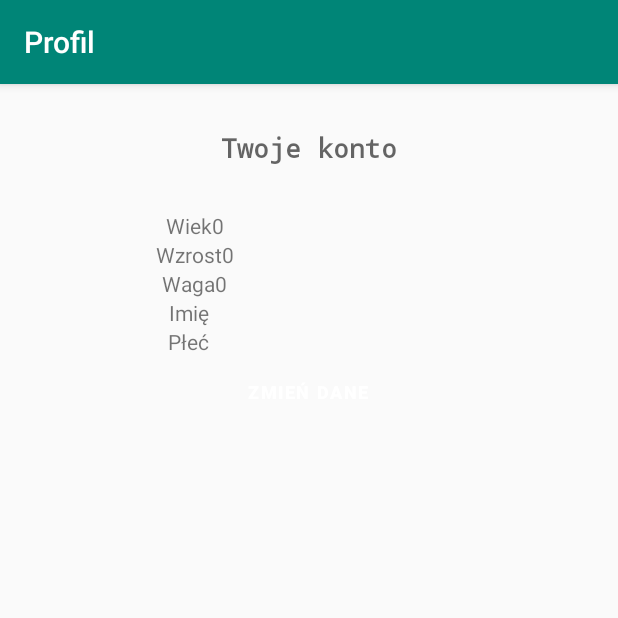
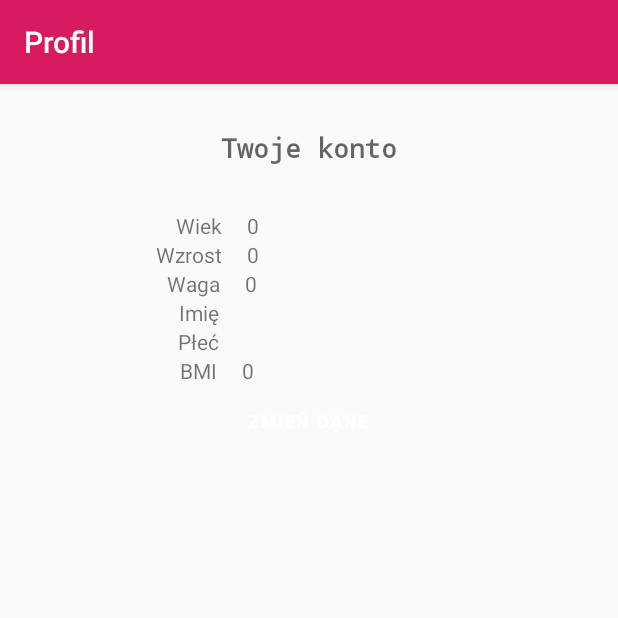
Before and after one commit to hyouka27/FitApps, an Android app: the UserActivity screen opened directly, with no data from a screen before it, on a phone screen of 412 x 824 dp, the top half of it. Run offline under Robolectric (Android 15) with nearby library versions, the phone set to English and light mode, and no system bars; our stand-ins replace Room's generated code.

Commit message:
Dodanie BMI

```diff
--- a/app/src/main/java/com/example/fitapps/UserActivity.kt
+++ b/app/src/main/java/com/example/fitapps/UserActivity.kt
@@ -22,6 +22,15 @@ class UserActivity : AppCompatActivity() {
         editAges.text=age[0].aGe.toString()
         val hight=db.getUserDao().getHight()
         editHeights.text=hight[0].aHight.toString()
+        val grosse=gross[0].gRoss.toString()
+        val grosseInt: Int=grosse.toInt()
+        val highte=hight[0].aHight.toString()
+        val hightInt: Int=highte.toInt()
+        //Przelicznik BMI, najpierw float
+        val bmi: Float=grosseInt.toFloat()/(hightInt.toFloat()/100*hightInt.toFloat()/100)
+        //Zmiana wyniku na Int
+        val bmiI: Int=bmi.toInt()
+        editBMI.text=bmiI.toString()
         btnsave.setOnClickListener {
             val intent = Intent(this, UserEditActivity::class.java)
             // start your next activity
--- a/app/src/main/res/layout/activity_user.xml
+++ b/app/src/main/res/layout/activity_user.xml
@@ -38,7 +38,7 @@
             android:layout_width="wrap_content"
             android:layout_height="wrap_content"
             android:layout_weight="1"
-            android:text="Wiek"
+            android:text="    Wiek"
             android:textAlignment="viewStart" />
 
         <TextView
@@ -46,7 +46,8 @@
             android:layout_width="wrap_content"
             android:layout_height="wrap_content"
             android:layout_weight="1"
-            android:ems="10" />
+            android:ems="10"
+            android:paddingLeft="25px" />
     </LinearLayout>
 
     <LinearLayout
@@ -65,7 +66,8 @@
             android:layout_width="wrap_content"
             android:layout_height="wrap_content"
             android:layout_weight="1"
-            android:ems="10"/>
+            android:ems="10"
+            android:paddingLeft="25px"/>
     </LinearLayout>
 
     <LinearLayout
@@ -77,14 +79,15 @@
             android:layout_width="wrap_content"
             android:layout_height="wrap_content"
             android:layout_weight="1"
-            android:text="Waga" />
+            android:text="  Waga" />
 
         <TextView
             android:id="@+id/editGrosss"
             android:layout_width="wrap_content"
             android:layout_height="wrap_content"
             android:layout_weight="1"
-            android:ems="10" />
+            android:ems="10"
+            android:paddingLeft="25px"/>
     </LinearLayout>
 
     <LinearLayout
@@ -96,17 +99,39 @@
             android:layout_width="wrap_content"
             android:layout_height="wrap_content"
             android:layout_weight="1"
-            android:text="Imię" />
+            android:text="    Imię" />
 
         <TextView
             android:id="@+id/editNames"
             android:layout_width="wrap_content"
             android:layout_height="wrap_content"
             android:layout_weight="1"
-            android:ems="10" />
+            android:ems="10"
+            android:paddingLeft="25px"/>
 
     </LinearLayout>
 
+    <LinearLayout
+    android:layout_width="wrap_content"
+    android:layout_height="wrap_content"
+    android:orientation="horizontal">
+
+    <TextView
+        android:layout_width="wrap_content"
+        android:layout_height="wrap_content"
+        android:layout_weight="1"
+        android:text="    Płeć" />
+
+    <TextView
+        android:id="@+id/editGender"
+        android:layout_width="wrap_content"
+        android:layout_height="wrap_content"
+        android:layout_weight="1"
+        android:ems="10"
+        android:inputType="text"
+        android:paddingLeft="25px"/>
+
+</LinearLayout>
     <LinearLayout
         android:layout_width="wrap_content"
         android:layout_height="wrap_content"
@@ -116,15 +141,16 @@
             android:layout_width="wrap_content"
             android:layout_height="wrap_content"
             android:layout_weight="1"
-            android:text="Płeć" />
+            android:text="    BMI" />
 
         <TextView
-            android:id="@+id/editGender"
+            android:id="@+id/editBMI"
             android:layout_width="wrap_content"
             android:layout_height="wrap_content"
             android:layout_weight="1"
             android:ems="10"
-            android:inputType="text" />
+            android:inputType="text"
+            android:paddingLeft="25px"/>
 
     </LinearLayout>
     <LinearLayout
--- a/app/src/main/res/layout/activity_user_edit.xml
+++ b/app/src/main/res/layout/activity_user_edit.xml
@@ -26,7 +26,7 @@
             android:layout_width="wrap_content"
             android:layout_height="wrap_content"
             android:layout_weight="1"
-            android:text="Wiek"
+            android:text="   Wiek"
             android:textAlignment="viewStart" />
 
         <EditText
@@ -67,7 +67,7 @@
             android:layout_width="wrap_content"
             android:layout_height="wrap_content"
             android:layout_weight="1"
-            android:text="Waga" />
+            android:text="  Waga" />
 
         <EditText
             android:id="@+id/editGross"
@@ -87,7 +87,7 @@
             android:layout_width="wrap_content"
             android:layout_height="wrap_content"
             android:layout_weight="1"
-            android:text="Imię" />
+            android:text="    Imię" />
 
         <EditText
             android:id="@+id/editName"
--- a/app/src/main/res/values/colors.xml
+++ b/app/src/main/res/values/colors.xml
@@ -1,6 +1,6 @@
 <?xml version="1.0" encoding="utf-8"?>
 <resources>
-    <color name="colorPrimary">#008577</color>
+    <color name="colorPrimary">#D81B60</color>
     <color name="colorPrimaryDark">#00574B</color>
     <color name="colorAccent">#D81B60</color>
 </resources>
--- a/app/src/main/res/values/styles.xml
+++ b/app/src/main/res/values/styles.xml
@@ -9,7 +9,7 @@
     </style>
 
     <style name="AppTheme.NoActionBar">
-        <item name="windowActionBar">false</item>
+        <item name="windowActionBar">true</item>
         <item name="windowNoTitle">true</item>
     </style>
 
```
